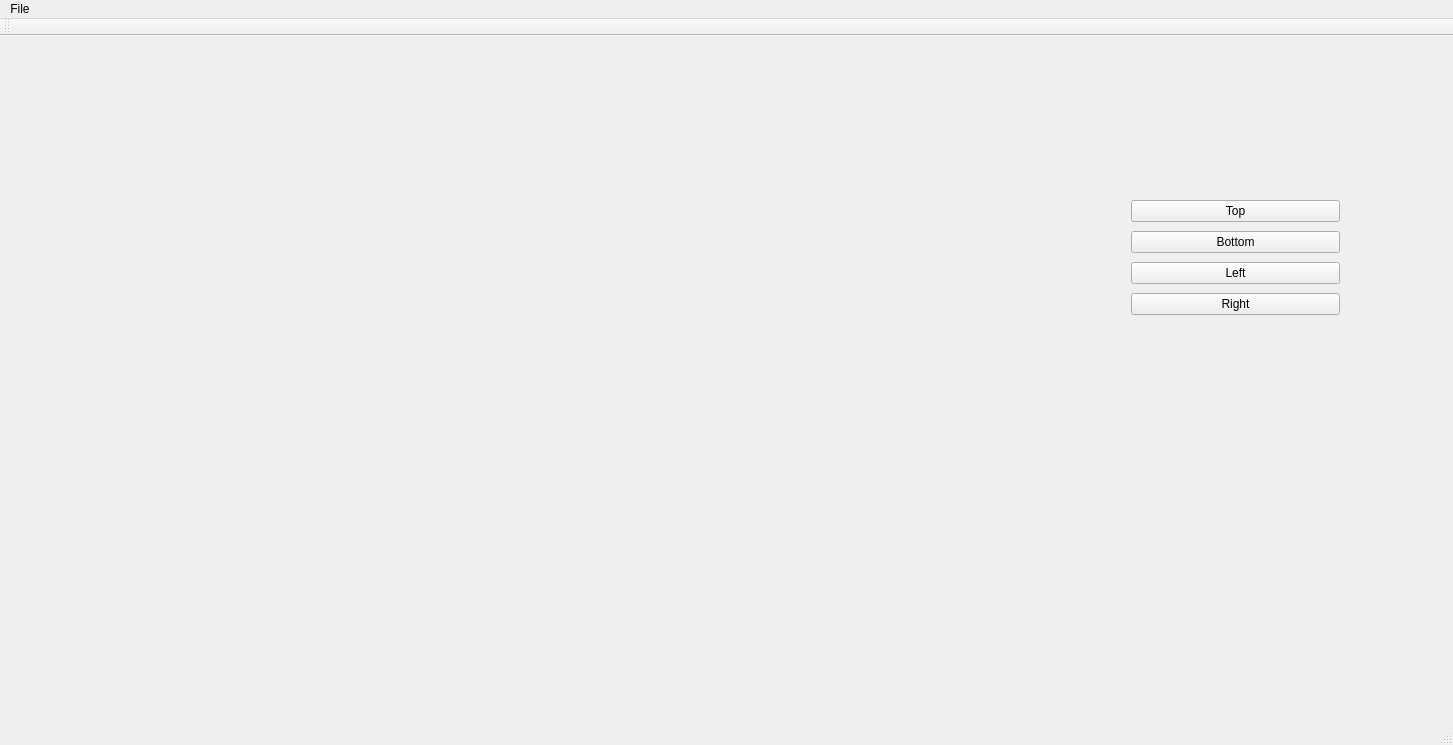
Above: mainwindow.ui from monsieur7/robotProjet before the change. Below: the same form after it.
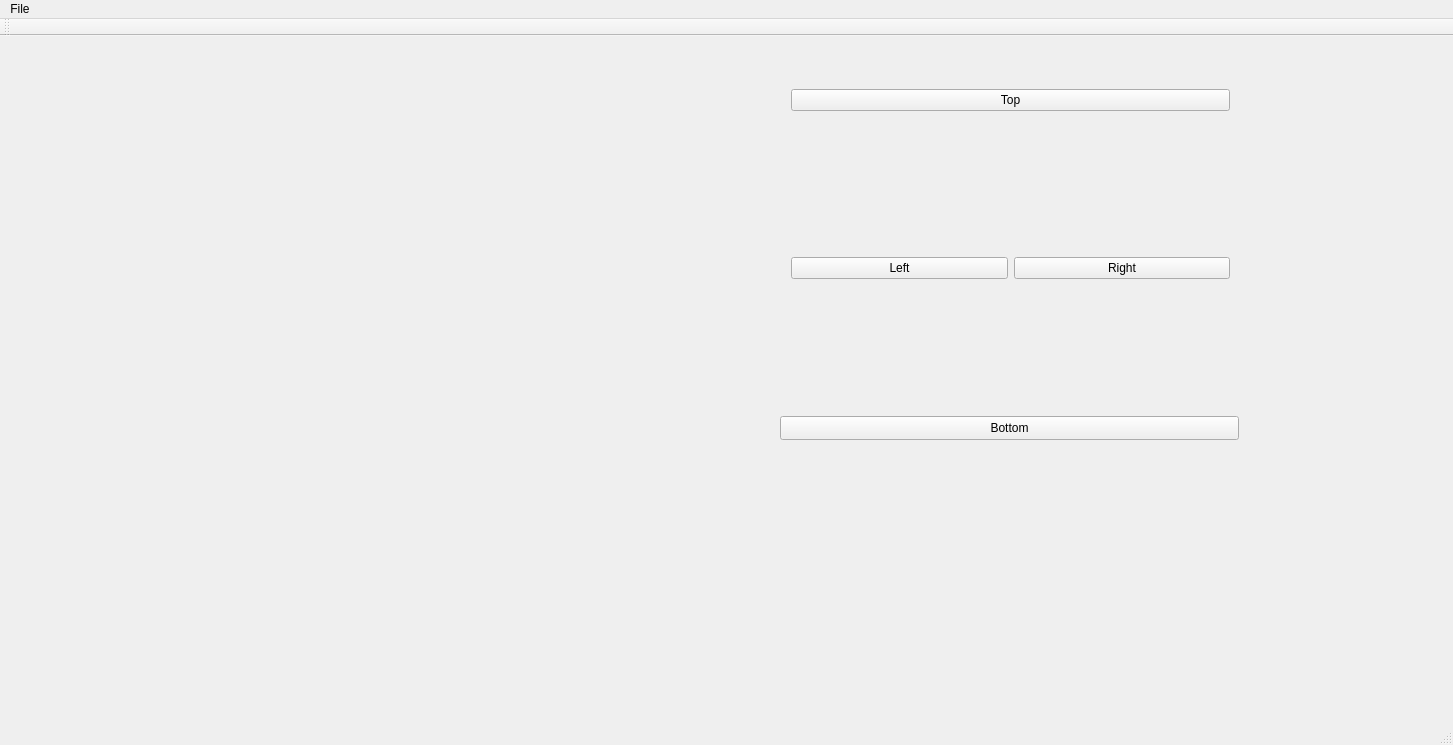
That is the form after the change.

Commit message: moved camera things into a function Fixed previous bug that deleted the button grid when merging branch

The edit to the form file:
```diff
--- a/mainwindow.ui
+++ b/mainwindow.ui
@@ -17,24 +17,27 @@
    <widget class="QWidget" name="gridLayoutWidget">
     <property name="geometry">
      <rect>
-      <x>1120</x>
-      <y>150</y>
-      <width>231</width>
-      <height>143</height>
+      <x>780</x>
+      <y>42</y>
+      <width>461</width>
+      <height>351</height>
      </rect>
     </property>
     <layout class="QGridLayout" name="gridLayout">
      <item row="2" column="0">
-      <widget class="QPushButton" name="left">
-       <property name="text">
-        <string>Left</string>
+      <spacer name="verticalSpacer">
+       <property name="orientation">
+        <enum>Qt::Vertical</enum>
        </property>
-       <property name="shortcut">
-        <string>Q</string>
+       <property name="sizeHint" stdset="0">
+        <size>
+         <width>20</width>
+         <height>40</height>
+        </size>
        </property>
-      </widget>
+      </spacer>
      </item>
-     <item row="0" column="0">
+     <item row="1" column="0">
       <widget class="QPushButton" name="Top">
        <property name="text">
         <string>Top</string>
@@ -44,25 +47,42 @@
        </property>
       </widget>
      </item>
-     <item row="1" column="0">
-      <widget class="QPushButton" name="bottom">
-       <property name="text">
-        <string>Bottom</string>
-       </property>
-       <property name="shortcut">
-        <string>S</string>
-       </property>
-      </widget>
-     </item>
      <item row="3" column="0">
-      <widget class="QPushButton" name="right">
-       <property name="text">
-        <string>Right</string>
+      <layout class="QHBoxLayout" name="horizontalLayout">
+       <item>
+        <widget class="QPushButton" name="left">
+         <property name="text">
+          <string>Left</string>
+         </property>
+         <property name="shortcut">
+          <string>Q</string>
+         </property>
+        </widget>
+       </item>
+       <item>
+        <widget class="QPushButton" name="right">
+         <property name="text">
+          <string>Right</string>
+         </property>
+         <property name="shortcut">
+          <string>D</string>
+         </property>
+        </widget>
+       </item>
+      </layout>
+     </item>
+     <item row="4" column="0">
+      <spacer name="verticalSpacer_2">
+       <property name="orientation">
+        <enum>Qt::Vertical</enum>
        </property>
-       <property name="shortcut">
-        <string>D</string>
+       <property name="sizeHint" stdset="0">
+        <size>
+         <width>20</width>
+         <height>40</height>
+        </size>
        </property>
-      </widget>
+      </spacer>
      </item>
     </layout>
    </widget>
@@ -77,6 +97,22 @@
     </property>
     <layout class="QGridLayout" name="gridLayout_2"/>
    </widget>
+   <widget class="QPushButton" name="bottom">
+    <property name="geometry">
+     <rect>
+      <x>780</x>
+      <y>380</y>
+      <width>459</width>
+      <height>24</height>
+     </rect>
+    </property>
+    <property name="text">
+     <string>Bottom</string>
+    </property>
+    <property name="shortcut">
+     <string>S</string>
+    </property>
+   </widget>
   </widget>
   <widget class="QMenuBar" name="menuBar">
    <property name="geometry">
```
The commit also changes 2 other files.
